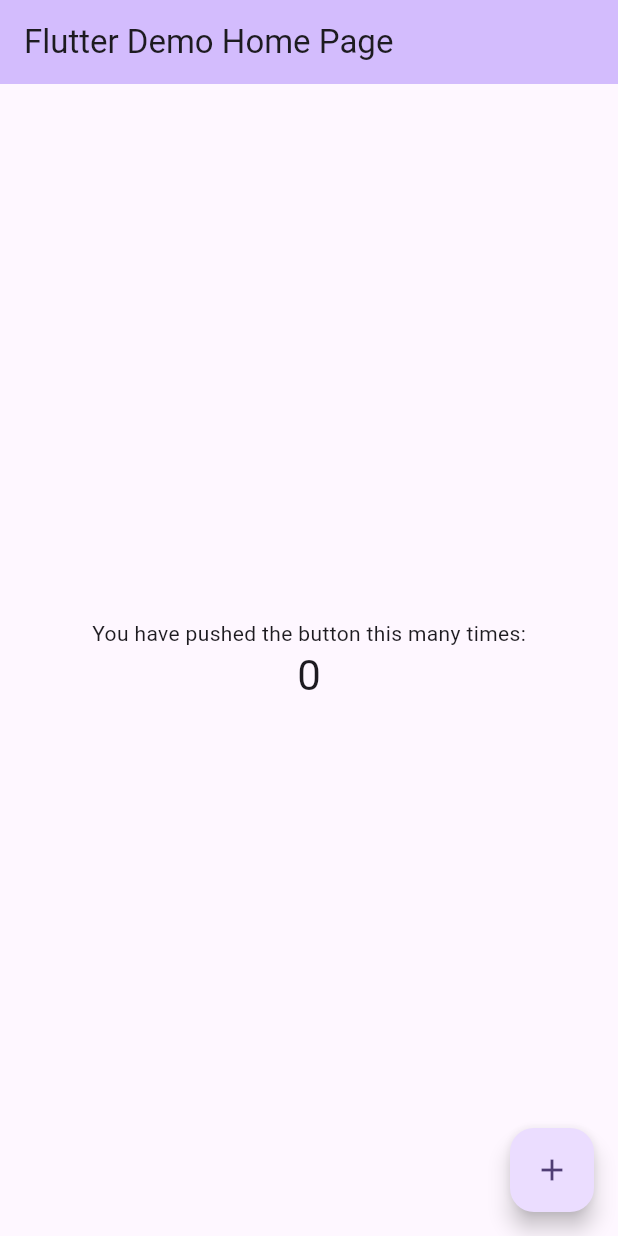
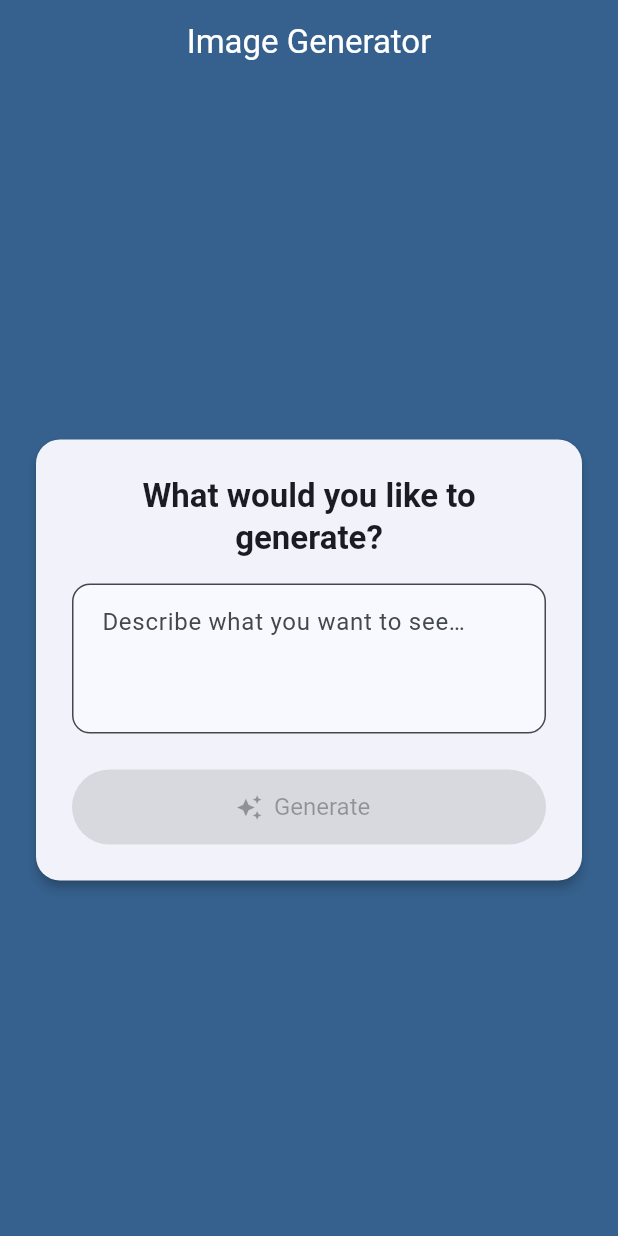
Before and after one commit to SalohiddinSayfiddinov/image_generator, a Flutter app: the screen it shows after launch, on a phone screen of 412 x 824 dp. Run offline on Flutter 3.47's test engine with Material 3 defaults, Android fonts, the phone set to English and light mode, and no system bars; our stand-ins replace flutter_bloc, go_router.

Commit message:
project finished

```diff
--- /dev/null
+++ b/lib/core/app_pages.dart
@@ -0,0 +1,5 @@
+class AppPages {
+  AppPages._();
+  static const String prompt = '/prompt';
+  static const String result = '/result';
+}
--- /dev/null
+++ b/lib/core/app_routes.dart
@@ -0,0 +1,29 @@
+import 'package:flutter_bloc/flutter_bloc.dart';
+import 'package:go_router/go_router.dart';
+import 'package:image_generator/core/app_pages.dart';
+import 'package:image_generator/data/mockapi.dart';
+import 'package:image_generator/features/prompt/pages/prompt_page.dart';
+import 'package:image_generator/features/result/cubit/result_cubit.dart';
+import 'package:image_generator/features/result/pages/result_page.dart';
+
+class AppRoutes {
+  static final GoRouter router = GoRouter(
+    initialLocation: AppPages.prompt,
+    routes: [
+      GoRoute(
+        path: AppPages.prompt,
+        builder: (context, state) => PromptScreen(),
+      ),
+      GoRoute(
+        path: AppPages.result,
+        builder: (context, state) {
+          final String prompt = state.extra as String;
+          return BlocProvider(
+            create: (context) => ResultCubit(Mockapi()),
+            child: ResultScreen(prompt: prompt),
+          );
+        },
+      ),
+    ],
+  );
+}
--- /dev/null
+++ b/lib/features/prompt/pages/prompt_page.dart
@@ -0,0 +1,101 @@
+import 'package:flutter/material.dart';
+import 'package:go_router/go_router.dart';
+import 'package:image_generator/core/app_pages.dart';
+
+class PromptScreen extends StatefulWidget {
+  final String? initialPrompt;
+  const PromptScreen({this.initialPrompt, super.key});
+
+  @override
+  State<PromptScreen> createState() => _PromptScreenState();
+}
+
+class _PromptScreenState extends State<PromptScreen> {
+  late TextEditingController _controller;
+
+  @override
+  void initState() {
+    super.initState();
+    _controller = TextEditingController(text: widget.initialPrompt ?? '');
+  }
+
+  @override
+  Widget build(BuildContext context) {
+    final theme = Theme.of(context);
+    final isEmpty = _controller.text.trim().isEmpty;
+
+    return Scaffold(
+      backgroundColor: Theme.of(context).colorScheme.primary,
+      appBar: AppBar(
+        title: Text(
+          "Image Generator",
+          style: TextStyle(color: Theme.of(context).colorScheme.onPrimary),
+        ),
+        centerTitle: true,
+        backgroundColor: Theme.of(context).colorScheme.primary,
+      ),
+      body: Center(
+        child: ConstrainedBox(
+          constraints: const BoxConstraints(maxWidth: 500),
+          child: Card(
+            elevation: 3,
+            shape: RoundedRectangleBorder(
+              borderRadius: BorderRadius.circular(16),
+            ),
+            margin: const EdgeInsets.all(24),
+            child: Padding(
+              padding: const EdgeInsets.all(24),
+              child: Column(
+                mainAxisSize: MainAxisSize.min,
+                children: [
+                  Text(
+                    "What would you like to generate?",
+                    style: theme.textTheme.titleLarge?.copyWith(
+                      fontWeight: FontWeight.bold,
+                    ),
+                    textAlign: TextAlign.center,
+                  ),
+                  const SizedBox(height: 16),
+                  TextField(
+                    controller: _controller,
+                    decoration: InputDecoration(
+                      hintText: "Describe what you want to see…",
+                      border: OutlineInputBorder(
+                        borderRadius: BorderRadius.circular(12),
+                      ),
+                      filled: true,
+                      fillColor: theme.colorScheme.surface,
+                      contentPadding: const EdgeInsets.symmetric(
+                        horizontal: 16,
+                        vertical: 14,
+
+                      ),
+                    ),
+                    minLines: 3,
+                    maxLines: 5,
+                    onChanged: (_) => setState(() {}),
+                  ),
+                  const SizedBox(height: 24),
+                  FilledButton.icon(
+                    onPressed: isEmpty
+                        ? null
+                        : () => context.push(
+                            AppPages.result,
+                            extra: _controller.text.trim(),
+                          ),
+                    icon: const Icon(Icons.auto_awesome),
+                    label: const Text("Generate"),
+                    style: FilledButton.styleFrom(
+                      minimumSize: const Size(double.infinity, 50),
+                      textStyle: const TextStyle(fontSize: 16),
+                    ),
+                  ),
+                ],
+              ),
+            ),
+          ),
+        ),
+      ),
+    );
+  }
+}
--- /dev/null
+++ b/lib/features/result/cubit/result_cubit.dart
@@ -0,0 +1,20 @@
+import 'package:flutter_bloc/flutter_bloc.dart';
+import 'package:image_generator/data/mockapi.dart';
+
+part 'result_state.dart';
+
+class ResultCubit extends Cubit<ResultState> {
+  final Mockapi api;
+
+  ResultCubit(this.api) : super(ResultInit());
+
+  Future<void> generate(String prompt) async {
+    emit(ResultLoading());
+    try {
+      final imageUrl = await api.generateImage(prompt);
+      emit(ResultSuccess(imageUrl));
+    } catch (_) {
+      emit(ResultError());
+    }
+  }
+}
--- a/lib/main.dart
+++ b/lib/main.dart
@@ -1,122 +1,18 @@
 import 'package:flutter/material.dart';
+import 'package:image_generator/core/app_routes.dart';
 
-void main() {
-  runApp(const MyApp());
-}
+void main() => runApp(const MyApp());
 
 class MyApp extends StatelessWidget {
   const MyApp({super.key});
 
-  // This widget is the root of your application.
   @override
   Widget build(BuildContext context) {
-    return MaterialApp(
-      title: 'Flutter Demo',
-      theme: ThemeData(
-        // This is the theme of your application.
-        //
-        // TRY THIS: Try running your application with "flutter run". You'll see
-        // the application has a purple toolbar. Then, without quitting the app,
-        // try changing the seedColor in the colorScheme below to Colors.green
-        // and then invoke "hot reload" (save your changes or press the "hot
-        // reload" button in a Flutter-supported IDE, or press "r" if you used
-        // the command line to start the app).
-        //
-        // Notice that the counter didn't reset back to zero; the application
-        // state is not lost during the reload. To reset the state, use hot
-        // restart instead.
-        //
-        // This works for code too, not just values: Most code changes can be
-        // tested with just a hot reload.
-        colorScheme: ColorScheme.fromSeed(seedColor: Colors.deepPurple),
-      ),
-      home: const MyHomePage(title: 'Flutter Demo Home Page'),
+    return MaterialApp.router(
+      debugShowCheckedModeBanner: false,
+      title: 'Image Generator',
+      theme: ThemeData(useMaterial3: true, colorSchemeSeed: Colors.blue),
+      routerConfig: AppRoutes.router,
     );
   }
 }
-
-class MyHomePage extends StatefulWidget {
-  const MyHomePage({super.key, required this.title});
-
-  // This widget is the home page of your application. It is stateful, meaning
-  // that it has a State object (defined below) that contains fields that affect
-  // how it looks.
-
-  // This class is the configuration for the state. It holds the values (in this
-  // case the title) provided by the parent (in this case the App widget) and
-  // used by the build method of the State. Fields in a Widget subclass are
-  // always marked "final".
-
-  final String title;
-
-  @override
-  State<MyHomePage> createState() => _MyHomePageState();
-}
-
-class _MyHomePageState extends State<MyHomePage> {
-  int _counter = 0;
-
-  void _incrementCounter() {
-    setState(() {
-      // This call to setState tells the Flutter framework that something has
-      // changed in this State, which causes it to rerun the build method below
-      // so that the display can reflect the updated values. If we changed
-      // _counter without calling setState(), then the build method would not be
-      // called again, and so nothing would appear to happen.
-      _counter++;
-    });
-  }
-
-  @override
-  Widget build(BuildContext context) {
-    // This method is rerun every time setState is called, for instance as done
-    // by the _incrementCounter method above.
-    //
-    // The Flutter framework has been optimized to make rerunning build methods
-    // fast, so that you can just rebuild anything that needs updating rather
-    // than having to individually change instances of widgets.
-    return Scaffold(
-      appBar: AppBar(
-        // TRY THIS: Try changing the color here to a specific color (to
-        // Colors.amber, perhaps?) and trigger a hot reload to see the AppBar
-        // change color while the other colors stay the same.
-        backgroundColor: Theme.of(context).colorScheme.inversePrimary,
-        // Here we take the value from the MyHomePage object that was created by
-        // the App.build method, and use it to set our appbar title.
-        title: Text(widget.title),
-      ),
-      body: Center(
-        // Center is a layout widget. It takes a single child and positions it
-        // in the middle of the parent.
-        child: Column(
-          // Column is also a layout widget. It takes a list of children and
-          // arranges them vertically. By default, it sizes itself to fit its
-          // children horizontally, and tries to be as tall as its parent.
-          //
-          // Column has various properties to control how it sizes itself and
-          // how it positions its children. Here we use mainAxisAlignment to
-          // center the children vertically; the main axis here is the vertical
-          // axis because Columns are vertical (the cross axis would be
-          // horizontal).
-          //
-          // TRY THIS: Invoke "debug painting" (choose the "Toggle Debug Paint"
-          // action in the IDE, or press "p" in the console), to see the
-          // wireframe for each widget.
-          mainAxisAlignment: MainAxisAlignment.center,
-          children: <Widget>[
-            const Text('You have pushed the button this many times:'),
-            Text(
-              '$_counter',
-              style: Theme.of(context).textTheme.headlineMedium,
-            ),
-          ],
-        ),
-      ),
-      floatingActionButton: FloatingActionButton(
-        onPressed: _incrementCounter,
-        tooltip: 'Increment',
-        child: const Icon(Icons.add),
-      ), // This trailing comma makes auto-formatting nicer for build methods.
-    );
-  }
-}
--- a/pubspec.yaml
+++ b/pubspec.yaml
@@ -34,6 +34,8 @@ dependencies:
   # The following adds the Cupertino Icons font to your application.
   # Use with the CupertinoIcons class for iOS style icons.
   cupertino_icons: ^1.0.8
+  go_router: ^16.2.4
+  flutter_bloc: ^9.1.1
 
 dev_dependencies:
   flutter_test:
```
Also changed, not shown: lib/data/mockapi.dart (added, +11 -0 lines), lib/features/result/cubit/result_state.dart (added, +14 -0 lines), lib/features/result/pages/result_page.dart (added, +102 -0 lines), lib/features/result/widgets/result_error_card.dart (added, +50 -0 lines), lib/features/result/widgets/result_loading_card.dart (added, +44 -0 lines), lib/features/result/widgets/result_success_card.dart (added, +99 -0 lines), pubspec.lock.
